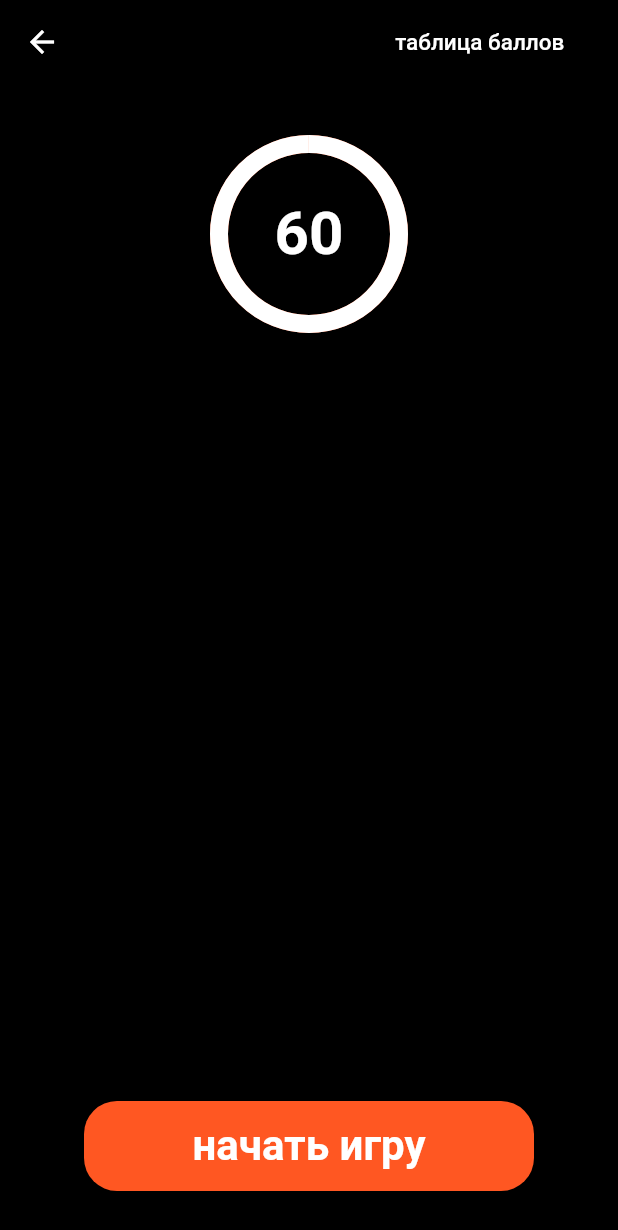
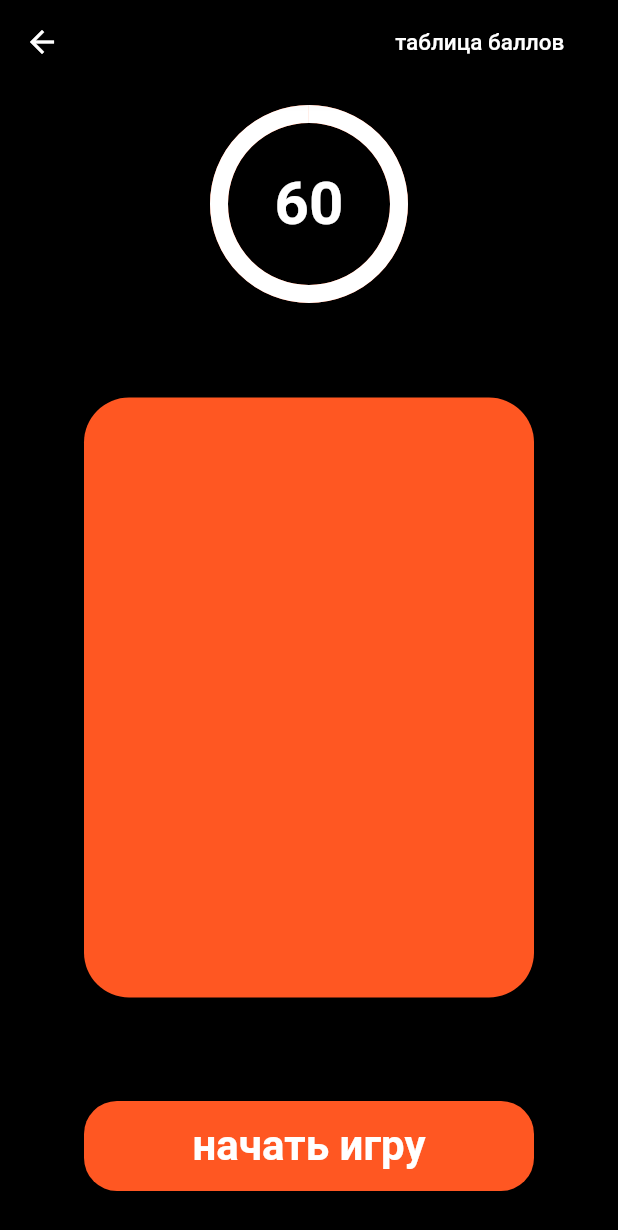
Before and after one commit to iliiagerman/Alias_Bible, a Flutter app: the GameScreen screen opened by its route, on a phone screen of 412 x 824 dp. Shown: the top 1230 px of the screen. Run offline on Flutter 3.47's test engine with Material 2 defaults, Android fonts, the phone set to English and light mode, and no system bars; project files that could hold a hidden picture were left out.

Commit message:
add card for game

```diff
--- a/lib/screen/game_srceen.dart
+++ b/lib/screen/game_srceen.dart
@@ -5,6 +5,7 @@ import 'package:flutter/material.dart';
 
 import '../widgets/button/button_like_and_share.dart';
 import '../widgets/button/home_screen_button.dart';
+import '../widgets/game/card.dart';
 import '../widgets/game/game_timer.dart';
 
 class GameScreen extends StatefulWidget {
@@ -43,11 +44,14 @@ class _GameScreenState extends State<GameScreen> {
       body: Center(
         child: Column(
           children: [
-            SizedBox(height: 40),
+            SizedBox(height: 20),
             GameTimer(maxSeconds: maxSeconds,seconds: seconds),
+            Spacer(),
+            CardForGame(),
             Spacer(),
             buildButtons(),
             SizedBox(height: 30),
+
           ],
         ),
       ),
--- /dev/null
+++ b/lib/widgets/game/card.dart
@@ -0,0 +1,27 @@
+import 'package:flutter/material.dart';
+
+class CardForGame extends StatelessWidget {
+  const CardForGame({Key? key}) : super(key: key);
+
+  @override
+  Widget build(BuildContext context) {
+    return Center(
+      child: Stack(
+        alignment: Alignment.center,
+        children: [
+          Card(
+            elevation: 10,
+            color: Colors.deepOrange,
+            shape: RoundedRectangleBorder(
+              borderRadius: BorderRadius.circular(30)
+            ),
+            child: Container(
+              width: 300,
+              height: 400,
+            ),
+          ),
+        ],
+      ),
+    );
+  }
+}
--- a/lib/widgets/game/game_timer.dart
+++ b/lib/widgets/game/game_timer.dart
@@ -16,7 +16,6 @@ class GameTimer extends StatelessWidget {
     return Column(
       children: [
         buildTimer(),
-        SizedBox(height: 30),
       ],
     );
   }
```
